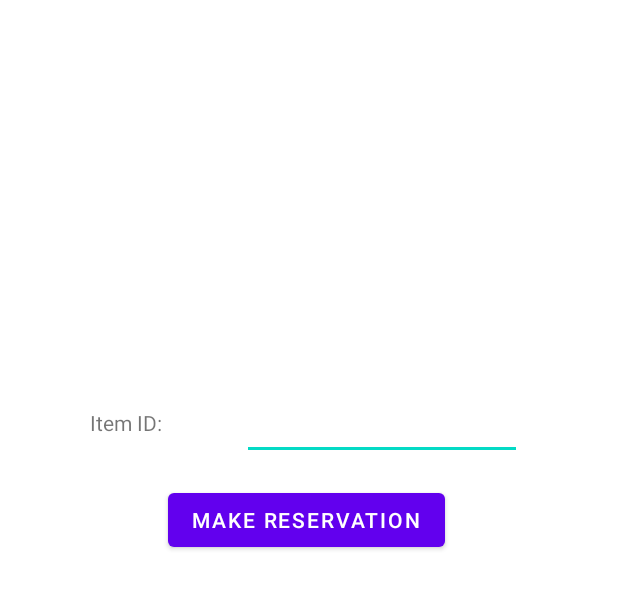
After one commit to McGill-ECSE321-Fall2021/project-group-23, an Android app: the layout reserve.xml on its own in the app's theme, with its tools: preview values and no code run, on a phone screen of 412 x 824 dp. The commit adds this screen. Shown: the top 589 px of the screen. Run offline under Robolectric (Android 15) with nearby library versions, the phone set to English and light mode, and no system bars.

Commit message:
Started reservation page

```diff
--- a/LibrarySystem-Android/app/src/main/java/ca/mcgill/ecse321/librarysystem/HttpUtils.java
+++ b/LibrarySystem-Android/app/src/main/java/ca/mcgill/ecse321/librarysystem/HttpUtils.java
@@ -5,7 +5,7 @@ import com.loopj.android.http.AsyncHttpResponseHandler;
 import com.loopj.android.http.RequestParams;
 
 public class HttpUtils {
-    public static final String DEFAULT_BASE_URL = "sysbackend-ecse321fall2021yolo.herokuapp.com/";
+    public static final String DEFAULT_BASE_URL = "https://sysbackend-ecse321fall2021yolo.herokuapp.com";
 
     private static String baseUrl;
     private static AsyncHttpClient client = new AsyncHttpClient();
--- /dev/null
+++ b/LibrarySystem-Android/app/src/main/res/layout/reserve.xml
@@ -0,0 +1,84 @@
+<?xml version="1.0" encoding="utf-8"?>
+<androidx.constraintlayout.widget.ConstraintLayout xmlns:android="http://schemas.android.com/apk/res/android"
+    xmlns:app="http://schemas.android.com/apk/res-auto"
+    android:layout_width="match_parent"
+    android:layout_height="match_parent">
+    <EditText
+        android:id="@+id/editTextAccountId4"
+        android:layout_width="wrap_content"
+        android:layout_height="wrap_content"
+        android:layout_marginTop="264dp"
+        android:layout_marginEnd="64dp"
+        android:ems="10"
+        android:inputType="number"
+        android:textSize="16sp"
+        app:layout_constraintEnd_toEndOf="parent"
+        app:layout_constraintTop_toTopOf="parent" />
+
+    <TextView
+        android:id="@+id/textView1"
+        android:layout_width="wrap_content"
+        android:layout_height="wrap_content"
+        android:layout_marginStart="60dp"
+        android:layout_marginTop="272dp"
+        android:text="Item ID:"
+        app:layout_constraintStart_toStartOf="parent"
+        app:layout_constraintTop_toTopOf="parent" />
+    <TextView
+        android:id="@+id/error"
+        android:layout_width="8dp"
+        android:layout_height="0dp"
+        android:text=""
+        android:textColor="#FF0000"
+        android:translationX="50dp"
+        android:translationY="50dp"
+        android:visibility="gone"
+        app:layout_constraintBottom_toTopOf="parent"
+        app:layout_constraintEnd_toStartOf="parent"
+        app:layout_constraintStart_toStartOf="parent"
+        app:layout_constraintTop_toTopOf="parent" />
+
+    <Button
+        android:id="@+id/button"
+        android:layout_width="wrap_content"
+        android:layout_height="wrap_content"
+        android:layout_marginStart="52dp"
+        android:layout_marginTop="16dp"
+        android:text="Make Reservation"
+        app:layout_constraintStart_toStartOf="@+id/textView1"
+        app:layout_constraintTop_toBottomOf="@+id/editTextAccountId4" />
+
+    <ScrollView
+        android:id="@+id/scrollView1"
+        android:layout_width="0dp"
+        android:layout_height="wrap_content"
+        android:layout_alignParentLeft="true"
+        android:layout_marginTop="380dp"
+        app:layout_constraintEnd_toEndOf="parent"
+        app:layout_constraintHorizontal_bias="0.0"
+        app:layout_constraintStart_toStartOf="parent"
+        app:layout_constraintTop_toTopOf="parent">
+
+        <HorizontalScrollView
+            android:id="@+id/hscrll1"
+            android:layout_width="fill_parent"
+            android:layout_height="wrap_content">
+
+            <RelativeLayout
+                android:id="@+id/RelativeLayout1"
+                android:layout_width="fill_parent"
+                android:layout_height="fill_parent"
+                android:layout_gravity="center"
+                android:orientation="vertical">
+
+                <TableLayout
+                    android:id="@+id/table_items"
+                    android:layout_width="wrap_content"
+                    android:layout_height="wrap_content"
+                    android:layout_centerHorizontal="true"
+                    android:background="#6495ED"></TableLayout>
+            </RelativeLayout>
+        </HorizontalScrollView>
+    </ScrollView>
+
+</androidx.constraintlayout.widget.ConstraintLayout>
```
Also changed, not shown: LibrarySystem-Android/app/src/main/java/ca/mcgill/ecse321/librarysystem/MainActivity.java (+117 -13 lines), LibrarySystem-Android/app/src/main/res/layout/customer_home_page.xml (+12 -16 lines).
